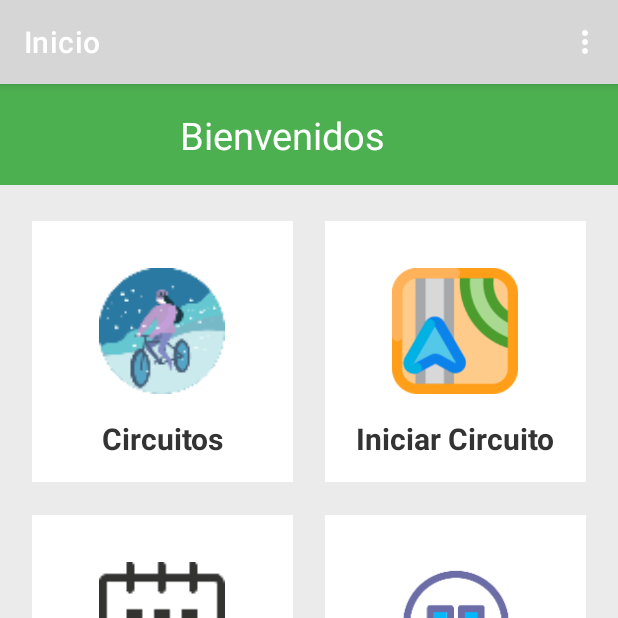
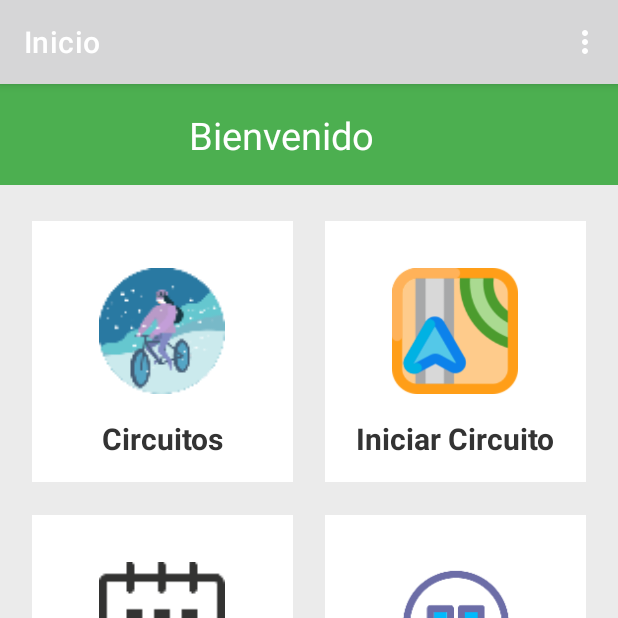
Before and after one commit to cgarcia80/desdehasta, an Android app: the screen it shows after launch once a user with an empty profile is signed in (MainActivity), on a phone screen of 412 x 824 dp, the top half of it. Run offline under Robolectric (Android 15) with nearby library versions, the phone set to English and light mode, and no system bars; our stand-ins replace Firebase (no records; nobody signed in at launch, a user with empty details on screens opened directly).

Commit message:
arreglos v7

```diff
--- a/app/src/main/java/com/ar/desdehasta/MainActivity.java
+++ b/app/src/main/java/com/ar/desdehasta/MainActivity.java
@@ -14,6 +14,7 @@ import androidx.appcompat.app.ActionBar;
 import androidx.appcompat.app.AppCompatActivity;
 
 import com.google.android.gms.auth.api.signin.GoogleSignIn;
+import com.google.android.gms.auth.api.signin.GoogleSignInAccount;
 import com.google.android.gms.auth.api.signin.GoogleSignInClient;
 import com.google.android.gms.auth.api.signin.GoogleSignInOptions;
 import com.google.firebase.auth.FirebaseAuth;
@@ -33,8 +34,7 @@ public class MainActivity extends AppCompatActivity{
         super.onCreate(savedInstanceState);
         setContentView(R.layout.activity_main);
 
-        ActionBar actionBar = getSupportActionBar();
-        actionBar.setTitle("Inicio");
+
         circuitos=findViewById(R.id.layout1);
         grupos=findViewById(R.id.layout2);
         agenda=findViewById(R.id.layout3);
@@ -92,6 +92,18 @@ public class MainActivity extends AppCompatActivity{
        // setProfile();
 
         getUserFirebase();
+
+        setearToolbar();
+
+    }
+
+    private void setearToolbar(){
+        ActionBar actionBar = getSupportActionBar();
+        GoogleSignInAccount signInAccount = GoogleSignIn.getLastSignedInAccount(this);
+        if(signInAccount != null)
+            actionBar.setTitle(signInAccount.getDisplayName());
+        else
+            actionBar.setTitle("Inicio");
     }
 
     private void signOut() {
--- a/app/src/main/res/layout/activity_main.xml
+++ b/app/src/main/res/layout/activity_main.xml
@@ -21,7 +21,7 @@
             android:id="@+id/textBienvenida"
             android:layout_width="wrap_content"
             android:layout_height="wrap_content"
-            android:text="Bienvenidos"
+            android:text="Bienvenido"
             android:textColor="@color/white"
             android:textSize="25sp"
             app:layout_constraintBottom_toBottomOf="parent"
```
